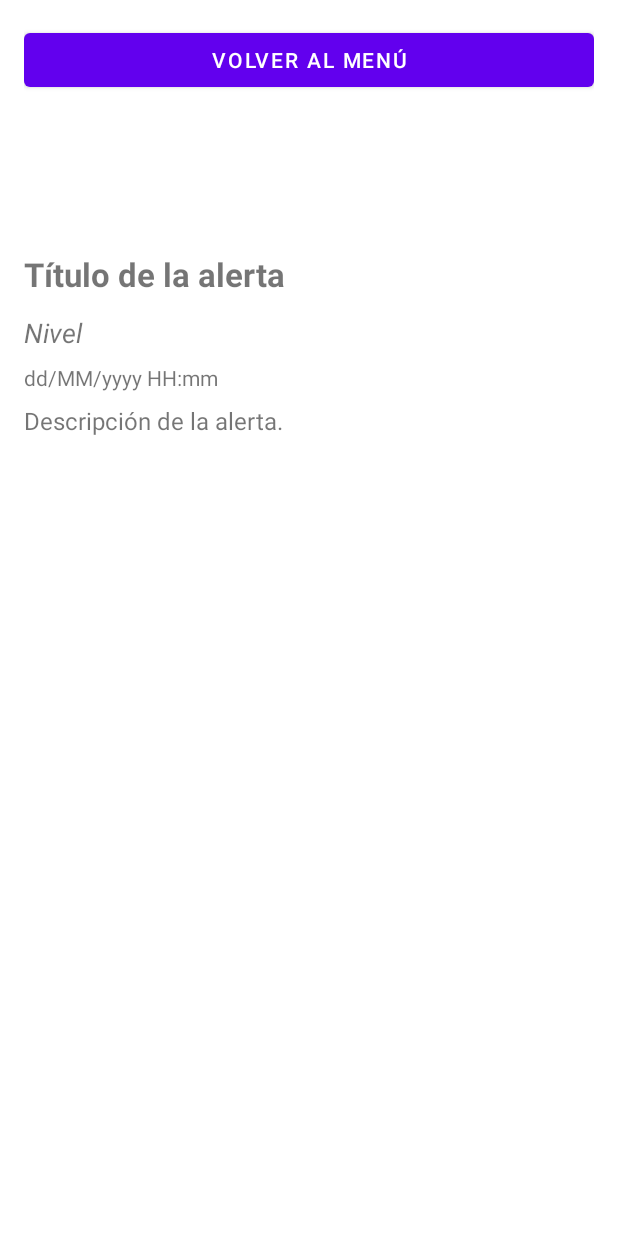
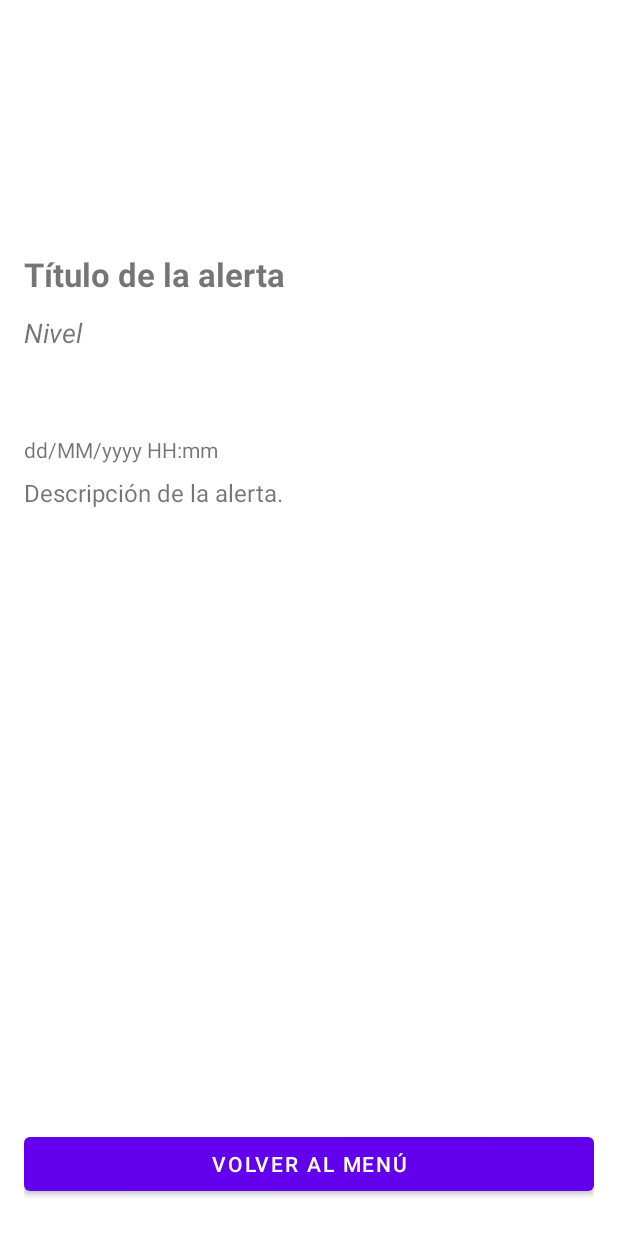
Before and after one commit to Israa0000/app_WW3_simulador, an Android app: the DetalleAlertaActivity screen opened directly, with no data from a screen before it, on a phone screen of 412 x 824 dp. Run offline under Robolectric (Android 15) with nearby library versions, the phone set to English and light mode, and no system bars; 1 statement that could not run was skipped.

Commit message:
View de detalles sin ScrollView

```diff
--- a/app/src/main/res/layout/activity_detalle_alerta.xml
+++ b/app/src/main/res/layout/activity_detalle_alerta.xml
@@ -1,18 +1,12 @@
 <?xml version="1.0" encoding="utf-8"?>
-<ScrollView
+<androidx.constraintlayout.widget.ConstraintLayout
     xmlns:android="http://schemas.android.com/apk/res/android"
     xmlns:app="http://schemas.android.com/apk/res-auto"
     xmlns:tools="http://schemas.android.com/tools"
     android:layout_width="match_parent"
     android:layout_height="match_parent"
+    android:padding="16dp"
     tools:context=".view.DetalleAlertaActivity">
-
-    <androidx.constraintlayout.widget.ConstraintLayout
-        android:layout_width="match_parent"
-        android:layout_height="wrap_content"
-        android:padding="16dp"
-        tools:layout_editor_absoluteX="0dp"
-        tools:layout_editor_absoluteY="-11dp">
 
     <TextView
         android:id="@+id/nivel"
@@ -56,7 +50,7 @@
         android:id="@+id/fechayHora"
         android:layout_width="0dp"
         android:layout_height="wrap_content"
-            android:layout_marginTop="8dp"
+        android:layout_marginTop="56dp"
         android:text="dd/MM/yyyy HH:mm"
         android:textSize="14sp"
         app:layout_constraintEnd_toEndOf="parent"
@@ -64,16 +58,14 @@
         app:layout_constraintStart_toStartOf="parent"
         app:layout_constraintTop_toBottomOf="@id/nivel" />
 
-
     <Button
         android:id="@+id/btnVolverAlMenu"
         android:layout_width="0dp"
         android:layout_height="wrap_content"
+        android:layout_marginBottom="8dp"
         android:text="Volver al menú"
+        app:layout_constraintBottom_toBottomOf="parent"
         app:layout_constraintEnd_toEndOf="parent"
-            app:layout_constraintHorizontal_bias="0.0"
-            app:layout_constraintStart_toStartOf="parent"
-            tools:layout_editor_absoluteY="531dp" />
+        app:layout_constraintStart_toStartOf="parent" />
 
 </androidx.constraintlayout.widget.ConstraintLayout>
-</ScrollView>
```
Lines whose indentation alone changed are shown as unchanged.
